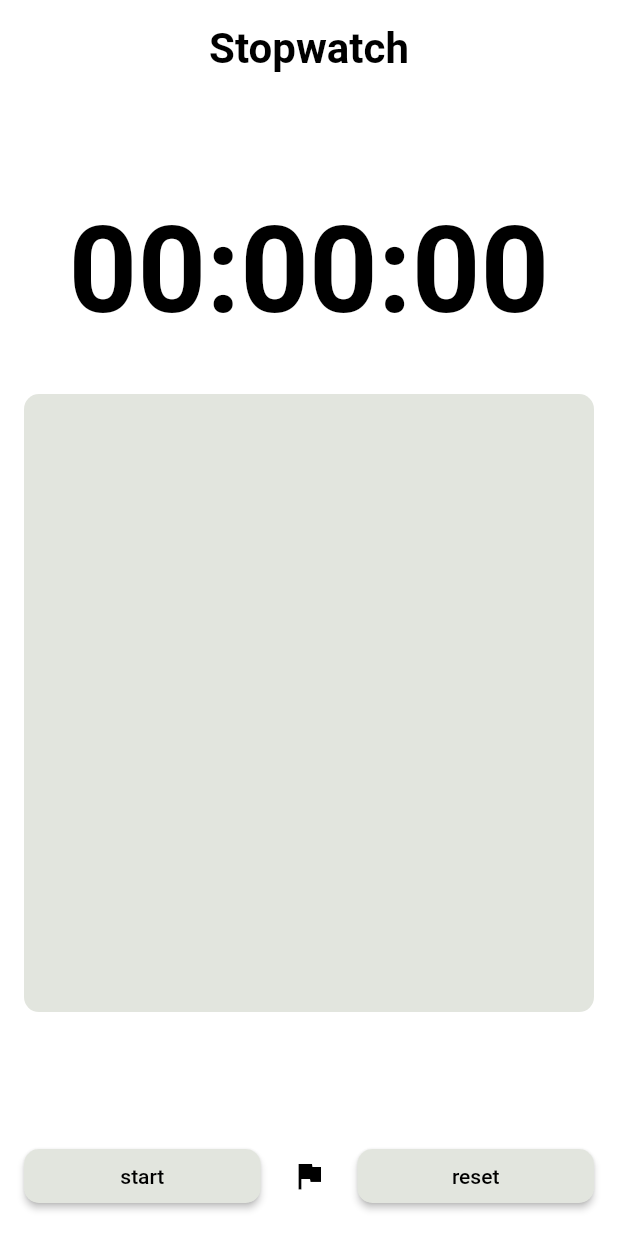
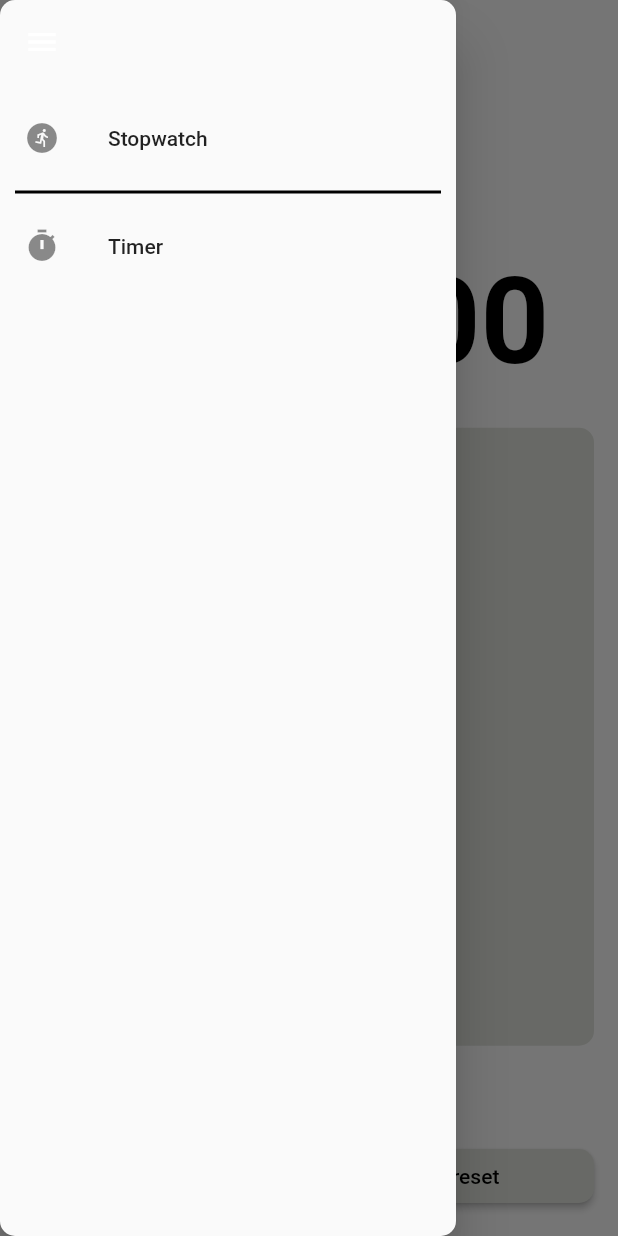
Before and after one commit to denosg/timer_siemens, a Flutter app: the screen it shows after launch, with the side drawer open (before the commit the screen has no drawer), on a phone screen of 412 x 824 dp. Run offline on Flutter 3.47's test engine with Material 2 defaults, Android fonts, the phone set to English and light mode, and no system bars; our stand-ins replace flutter_riverpod.

Commit message:
added drawer + prep for timer

```diff
--- a/lib/main.dart
+++ b/lib/main.dart
@@ -27,7 +27,9 @@ class MyApp extends StatelessWidget {
       darkTheme: AppTheme.darkTheme,
       themeMode: ThemeMode.system,
       home: const StopWatchScreen(),
-      routes: {},
+      routes: {
+        StopWatchScreen.routeName: (context) => const StopWatchScreen(),
+      },
     );
   }
 }
--- a/lib/screens/stopwatch_screen.dart
+++ b/lib/screens/stopwatch_screen.dart
@@ -1,11 +1,14 @@
 import 'package:flutter/material.dart';
 import 'package:flutter_riverpod/flutter_riverpod.dart';
+import 'package:timer_siemens/widgets/custom_drawer.dart';
 import 'package:timer_siemens/widgets/lap_widget.dart';
 import 'package:timer_siemens/widgets/logic_button.dart';
 
 import '../providers/stopwatch_provider.dart';
 
 class StopWatchScreen extends ConsumerWidget {
+  static const routeName = 'stopwatch-screen';
+
   const StopWatchScreen({super.key});
 
   @override
@@ -18,6 +21,12 @@ class StopWatchScreen extends ConsumerWidget {
     final ColorScheme colors = Theme.of(context).colorScheme;
 
     return Scaffold(
+      appBar: AppBar(
+        backgroundColor: Colors.transparent,
+        elevation: 0,
+        iconTheme: IconThemeData(color: colors.secondary),
+      ),
+      drawer: const CustomDrawer(),
       backgroundColor: colors.primary,
       body: SafeArea(
         child: Padding(
--- a/lib/screens/timer_screen.dart
+++ b/lib/screens/timer_screen.dart
@@ -0,0 +1,12 @@
+import 'package:flutter/material.dart';
+
+class TimerScreen extends StatelessWidget {
+  static const routeName = "timer-screen";
+
+  const TimerScreen({super.key});
+
+  @override
+  Widget build(BuildContext context) {
+    return const Placeholder();
+  }
+}
--- /dev/null
+++ b/lib/widgets/custom_drawer.dart
@@ -0,0 +1,49 @@
+import 'package:flutter/material.dart';
+import 'package:timer_siemens/screens/stopwatch_screen.dart';
+import 'package:timer_siemens/screens/timer_screen.dart';
+
+class CustomDrawer extends StatelessWidget {
+  const CustomDrawer({super.key});
+
+  @override
+  Widget build(BuildContext context) {
+    final ColorScheme colors = Theme.of(context).colorScheme;
+
+    return Drawer(
+      shape: RoundedRectangleBorder(
+          borderRadius: BorderRadiusDirectional.circular(10)),
+      child: Column(
+        children: [
+          AppBar(
+            backgroundColor: Colors.transparent,
+            elevation: 0,
+          ),
+          const SizedBox(height: 8),
+          ListTile(
+            leading: const Icon(Icons.run_circle),
+            title: const Text('Stopwatch'),
+            onTap: () {
+              Navigator.of(context).pushNamed(StopWatchScreen.routeName);
+              Navigator.of(context).pop();
+            },
+          ),
+          Padding(
+            padding: const EdgeInsets.symmetric(horizontal: 10.0),
+            child: Divider(
+              thickness: 2,
+              color: colors.secondary,
+            ),
+          ),
+          ListTile(
+            leading: const Icon(Icons.timer),
+            title: const Text('Timer'),
+            onTap: () {
+              Navigator.of(context).pushNamed(TimerScreen.routeName);
+              Navigator.of(context).pop();
+            },
+          ),
+        ],
+      ),
+    );
+  }
+}
```
